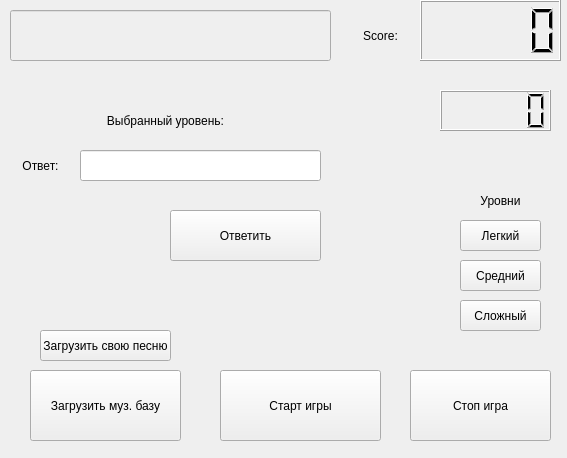
Qt form QTUI.ui (kldd0/Song-recognition-game) before a commit.
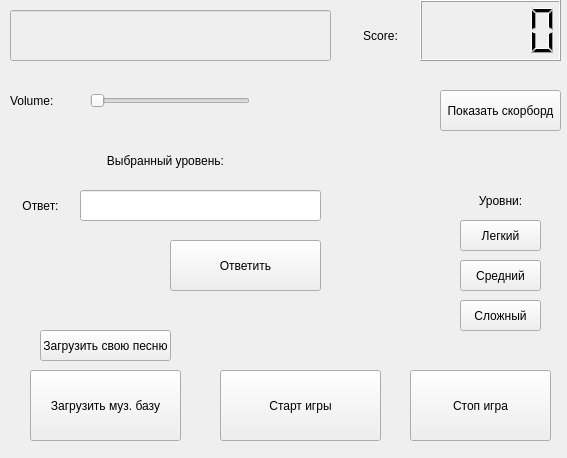
The same form after that commit.

```diff
--- a/QTUI.ui
+++ b/QTUI.ui
@@ -69,7 +69,7 @@
     <property name="geometry">
      <rect>
       <x>80</x>
-      <y>150</y>
+      <y>190</y>
       <width>241</width>
       <height>31</height>
      </rect>
@@ -85,7 +85,7 @@
     <property name="geometry">
      <rect>
       <x>-10</x>
-      <y>150</y>
+      <y>190</y>
       <width>101</width>
       <height>31</height>
      </rect>
@@ -107,7 +107,7 @@
     <property name="geometry">
      <rect>
       <x>170</x>
-      <y>210</y>
+      <y>240</y>
       <width>151</width>
       <height>51</height>
      </rect>
@@ -219,27 +219,17 @@
      </rect>
     </property>
     <property name="text">
-     <string>Уровни</string>
+     <string>Уровни:</string>
     </property>
     <property name="alignment">
      <set>Qt::AlignCenter</set>
     </property>
    </widget>
-   <widget class="QLCDNumber" name="timer_f">
-    <property name="geometry">
-     <rect>
-      <x>440</x>
-      <y>90</y>
-      <width>111</width>
-      <height>41</height>
-     </rect>
-    </property>
-   </widget>
    <widget class="QLabel" name="sel_lvl">
     <property name="geometry">
      <rect>
       <x>20</x>
-      <y>100</y>
+      <y>140</y>
       <width>291</width>
       <height>41</height>
      </rect>
@@ -283,6 +273,48 @@
      <string/>
     </property>
    </widget>
+   <widget class="QSlider" name="volume_state">
+    <property name="geometry">
+     <rect>
+      <x>90</x>
+      <y>90</y>
+      <width>160</width>
+      <height>22</height>
+     </rect>
+    </property>
+    <property name="orientation">
+     <enum>Qt::Horizontal</enum>
+    </property>
+   </widget>
+   <widget class="QLabel" name="label_2">
+    <property name="geometry">
+     <rect>
+      <x>10</x>
+      <y>90</y>
+      <width>71</width>
+      <height>21</height>
+     </rect>
+    </property>
+    <property name="styleSheet">
+     <string notr="true">font: 75 12pt &quot;MS Shell Dlg 2&quot;;</string>
+    </property>
+    <property name="text">
+     <string>Volume:</string>
+    </property>
+   </widget>
+   <widget class="QPushButton" name="btn_scorebrd">
+    <property name="geometry">
+     <rect>
+      <x>440</x>
+      <y>90</y>
+      <width>121</width>
+      <height>41</height>
+     </rect>
+    </property>
+    <property name="text">
+     <string>Показать скорборд</string>
+    </property>
+   </widget>
   </widget>
  </widget>
  <resources/>
```
